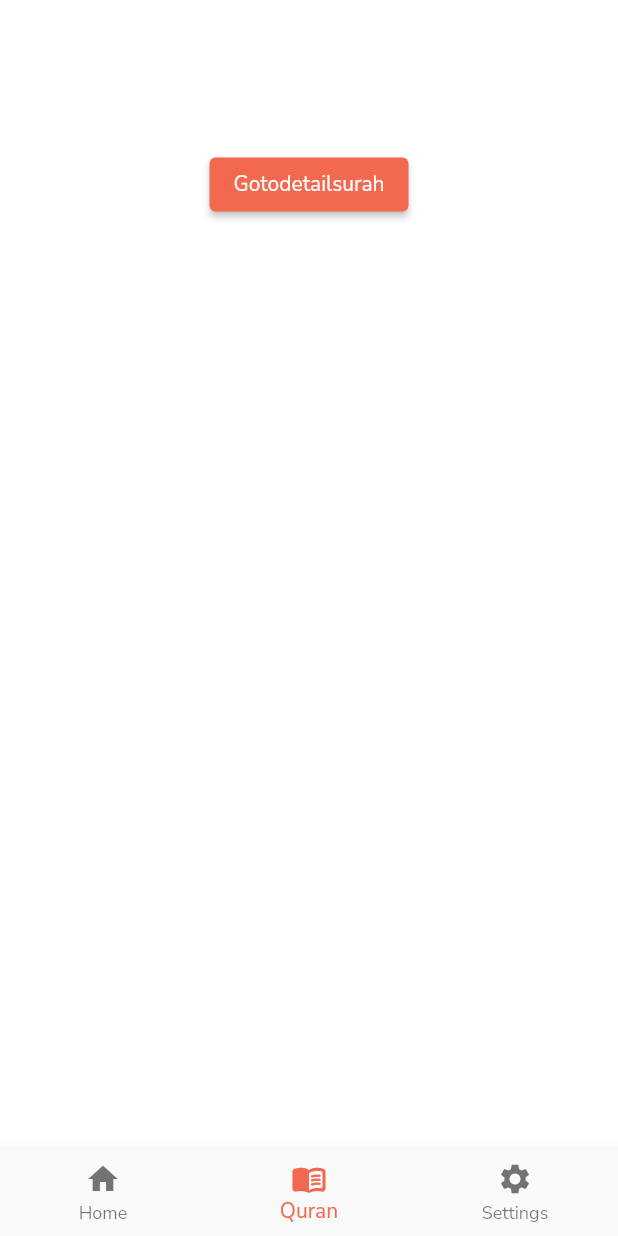
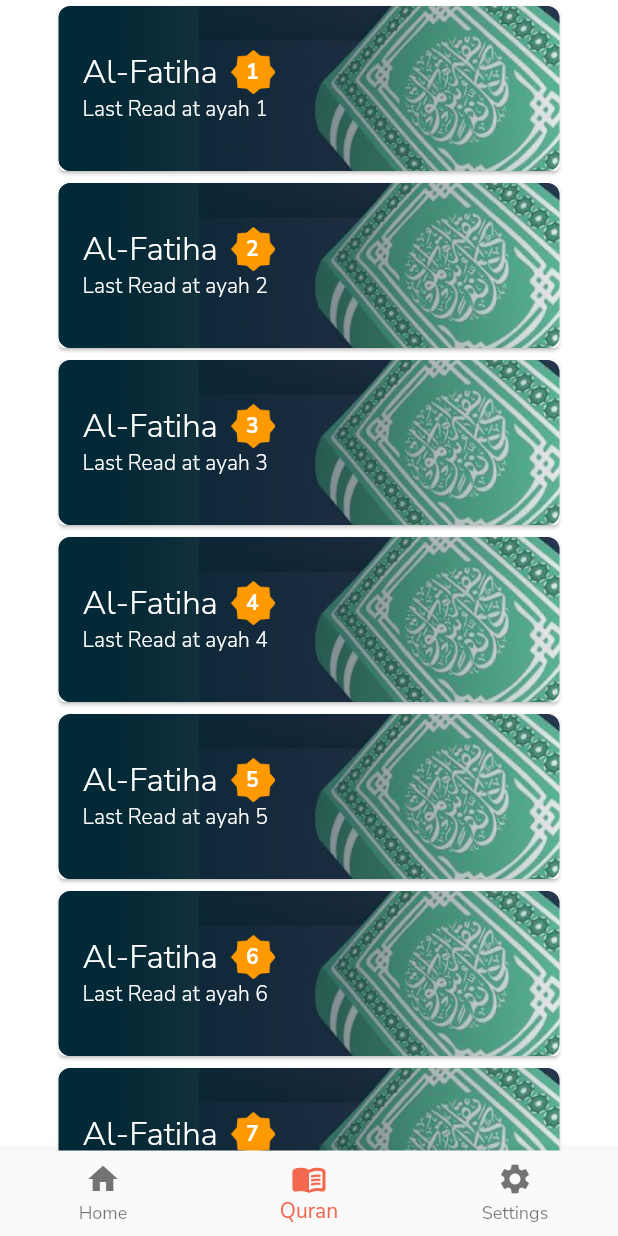
Before and after one commit to ismailrohaga/app-hafizh, a Flutter app: the QuranView screen opened by its route, on a phone screen of 412 x 824 dp. Run offline on Flutter 3.47's test engine with Material 2 defaults, Android fonts, the phone set to English and light mode, and no system bars; our stand-ins replace dartz, dio, equatable, firebase_core, flutter_dotenv, get_it and 4 more; accounts and stored records are empty.

Commit message:
groom: refactor for component leveling (atomic design)

```diff
--- a/lib/common/const/asset_constant.dart
+++ b/lib/common/const/asset_constant.dart
@@ -1,3 +1,6 @@
 class AssetConstant {
   static const String starIcon = 'assets/icons/star_icon.png';
+
+  static const String quranCardBgImage =
+      'assets/images/quran_card_bg_image.png';
 }
--- a/lib/common/ext/build_context_ext.dart
+++ b/lib/common/ext/build_context_ext.dart
@@ -6,4 +6,6 @@ extension BuildContextExt on BuildContext {
   TextTheme get textTheme => theme.textTheme;
 
   ColorScheme get colors => theme.colorScheme;
+
+  MediaQueryData get mediaQuery => MediaQuery.of(this);
 }
--- a/lib/common/ui/widget/atoms/star_badge_widget.dart
+++ b/lib/common/ui/widget/atoms/star_badge_widget.dart
@@ -2,10 +2,10 @@ import 'package:flutter/material.dart';
 import 'package:hafizh/common/const/asset_constant.dart';
 import 'package:hafizh/common/ext/build_context_ext.dart';
 
-class StarBadgeWidget extends StatelessWidget {
+class AtomStarBadgeWidget extends StatelessWidget {
   final int? count;
 
-  const StarBadgeWidget({super.key, this.count = 0});
+  const AtomStarBadgeWidget({super.key, this.count = 0});
 
   @override
   Widget build(BuildContext context) {
--- a/lib/common/ui/widget/molecules/appbar/surah_appbar_title.dart
+++ b/lib/common/ui/widget/molecules/appbar/surah_appbar_title_widget.dart
@@ -2,19 +2,17 @@ import 'package:flutter/material.dart';
 import 'package:hafizh/common/ext/build_context_ext.dart';
 import 'package:hafizh/common/ui/widget/atoms/star_badge_widget.dart';
 
-class SurahAppBarTitle extends StatelessWidget {
+class MoleculeSurahAppBarTitleWidget extends StatelessWidget {
   final String surah;
   final int? verse;
   final int? surahNumber;
 
-  const SurahAppBarTitle(
+  const MoleculeSurahAppBarTitleWidget(
       {super.key, required this.surah, this.verse, this.surahNumber = 0});
 
   @override
   Widget build(BuildContext context) {
     final verseText = verse != null ? "Ayah $verse" : "";
-
-    print("MoleculeSurahAppBarTitle build");
 
     return Column(
       children: [
@@ -26,7 +24,7 @@ class SurahAppBarTitle extends StatelessWidget {
             const SizedBox(
               width: 4,
             ),
-            StarBadgeWidget(
+            AtomStarBadgeWidget(
               count: surahNumber,
             ),
           ],
--- /dev/null
+++ b/lib/common/ui/widget/molecules/card/surah_card_widget.dart
@@ -0,0 +1,57 @@
+import 'package:flutter/material.dart';
+import 'package:hafizh/common/const/asset_constant.dart';
+import 'package:hafizh/common/ext/build_context_ext.dart';
+import 'package:hafizh/common/ui/widget/molecules/tile/surah_tile_title_widget.dart';
+
+class MoleculeSurahCardWidget extends StatelessWidget {
+  final String name;
+  final int number;
+  final String subtitle;
+  final void Function()? onTap;
+
+  const MoleculeSurahCardWidget(
+      {super.key,
+      required this.subtitle,
+      required this.name,
+      required this.number,
+      this.onTap});
+
+  @override
+  Widget build(BuildContext context) {
+    return InkWell(
+      onTap: onTap,
+      child: Card(
+        child: Container(
+          height: 110,
+          decoration: BoxDecoration(
+            gradient: const LinearGradient(
+              begin: Alignment.topLeft,
+              end: Alignment.topRight,
+              colors: [Color(0xFF012C3B), Color(0xFFD9D9D9)],
+            ),
+            borderRadius: BorderRadius.circular(8.0),
+            image: const DecorationImage(
+              image: AssetImage(AssetConstant.quranCardBgImage),
+              fit: BoxFit.cover,
+            ),
+          ),
+          child: Center(
+            child: ListTile(
+              title: MoleculeSurahTileTitleWidget(
+                name: name,
+                number: number,
+                style: context.theme.textTheme.titleLarge?.copyWith(
+                    color: Colors.white, fontWeight: FontWeight.w300),
+              ),
+              subtitle: Text(
+                subtitle,
+                style: context.theme.textTheme.titleSmall?.copyWith(
+                    color: Colors.white, fontWeight: FontWeight.w300),
+              ),
+            ),
+          ),
+        ),
+      ),
+    );
+  }
+}
--- /dev/null
+++ b/lib/common/ui/widget/molecules/tile/surah_tile_title_widget.dart
@@ -0,0 +1,33 @@
+
+import 'package:flutter/material.dart';
+import 'package:hafizh/common/ext/build_context_ext.dart';
+import 'package:hafizh/common/ui/widget/atoms/star_badge_widget.dart';
+
+class MoleculeSurahTileTitleWidget extends StatelessWidget {
+  final String name;
+  final int? number;
+  final TextStyle? style;
+
+  const MoleculeSurahTileTitleWidget(
+      {super.key, required this.name, this.style, this.number = 0});
+
+  @override
+  Widget build(BuildContext context) {
+    return Row(
+      mainAxisSize: MainAxisSize.min,
+      children: [
+        Text(
+          name,
+          style: style ??
+              context.theme.textTheme.titleLarge?.copyWith(color: Colors.white),
+        ),
+        const SizedBox(
+          width: 8,
+        ),
+        AtomStarBadgeWidget(
+          count: number,
+        )
+      ],
+    );
+  }
+}
--- a/lib/common/ui/widget/organisms/appbar/scaffold_with_app_bar.dart
+++ b/lib/common/ui/widget/organisms/appbar/scaffold_with_app_bar.dart
@@ -1,8 +1,8 @@
 import 'package:flutter/material.dart';
 import 'package:hafizh/common/ext/build_context_ext.dart';
-import 'package:hafizh/common/ui/widget/molecules/appbar/surah_appbar_title.dart';
+import 'package:hafizh/common/ui/widget/molecules/appbar/surah_appbar_title_widget.dart';
 
-class ScaffoldWithDetailSurahAppBar extends StatelessWidget {
+class OrganismScaffoldWithDetailSurahAppBar extends StatelessWidget {
   final Widget child;
   final String surah;
   final int? verse;
@@ -10,7 +10,7 @@ class ScaffoldWithDetailSurahAppBar extends StatelessWidget {
 
   final void Function()? onBackPressed;
 
-  const ScaffoldWithDetailSurahAppBar(
+  const OrganismScaffoldWithDetailSurahAppBar(
       {super.key,
       required this.child,
       required this.surah,
@@ -23,7 +23,7 @@ class ScaffoldWithDetailSurahAppBar extends StatelessWidget {
     return Scaffold(
       appBar: AppBar(
           toolbarHeight: 80,
-          title: SurahAppBarTitle(
+          title: MoleculeSurahAppBarTitleWidget(
             surah: surah,
             verse: verse,
             surahNumber: surahNumber,
--- a/lib/common/ui/widget/organisms/bottom_nav/scaffold_with_bottom_nav_bar.dart
+++ b/lib/common/ui/widget/organisms/bottom_nav/scaffold_with_bottom_nav_bar.dart
@@ -2,17 +2,18 @@ import 'package:flutter/material.dart';
 import 'package:go_router/go_router.dart';
 import 'package:hafizh/common/const/named_routes.dart';
 
-class ScaffoldWithBottomNavBar extends StatefulWidget {
-  const ScaffoldWithBottomNavBar({Key? key, required this.child})
+class OrganismScaffoldWithBottomNavBar extends StatefulWidget {
+  const OrganismScaffoldWithBottomNavBar({Key? key, required this.child})
       : super(key: key);
   final Widget child;
 
   @override
-  State<ScaffoldWithBottomNavBar> createState() =>
-      _ScaffoldWithBottomNavBarState();
+  State<OrganismScaffoldWithBottomNavBar> createState() =>
+      _OrganismScaffoldWithBottomNavBarState();
 }
 
-class _ScaffoldWithBottomNavBarState extends State<ScaffoldWithBottomNavBar> {
+class _OrganismScaffoldWithBottomNavBarState
+    extends State<OrganismScaffoldWithBottomNavBar> {
   int get _currentIndex => _locationToTabIndex(GoRouter.of(context).location);
 
   int _locationToTabIndex(String location) {
--- a/lib/core/router/app_router.dart
+++ b/lib/core/router/app_router.dart
@@ -17,30 +17,35 @@ final GoRouter appRouter = GoRouter(
   navigatorKey: _rootNavigatorKey,
   routes: [
     GoRoute(
+      name: NamedRoutes.splashView,
       path: NamedRoutes.splashView,
       builder: (context, state) => const SplashView(),
     ),
     GoRoute(
+      name: NamedRoutes.onBoardView,
       path: NamedRoutes.onBoardView,
       builder: (context, state) => const OnBoardView(),
     ),
     ShellRoute(
       navigatorKey: _shellNavigatorKey,
       builder: (context, state, child) {
-        return ScaffoldWithBottomNavBar(child: child);
+        return OrganismScaffoldWithBottomNavBar(child: child);
       },
       routes: [
         GoRoute(
+          name: NamedRoutes.homeView,
           path: NamedRoutes.homeView,
           pageBuilder: (context, state) =>
               const NoTransitionPage(child: HomeView()),
         ),
         GoRoute(
+          name: NamedRoutes.quranView,
           path: NamedRoutes.quranView,
           pageBuilder: (context, state) =>
               const NoTransitionPage(child: QuranView()),
         ),
         GoRoute(
+          name: NamedRoutes.settingsView,
           path: NamedRoutes.settingsView,
           pageBuilder: (context, state) =>
               const NoTransitionPage(child: SettingsView()),
@@ -48,6 +53,7 @@ final GoRouter appRouter = GoRouter(
       ],
     ),
     GoRoute(
+      name: NamedRoutes.detailSurahView,
       path: NamedRoutes.detailSurahView,
       builder: (context, state) => const DetailSurahView(),
     ),
--- a/lib/presentation/detail_surah/detail_surah_view.dart
+++ b/lib/presentation/detail_surah/detail_surah_view.dart
@@ -8,11 +8,13 @@ class DetailSurahView extends StatelessWidget {
 
   @override
   Widget build(BuildContext context) {
-    return ScaffoldWithDetailSurahAppBar(
+    return OrganismScaffoldWithDetailSurahAppBar(
         surah: "Surah Al-Baqarah",
         verse: 1,
         surahNumber: 2,
-        onBackPressed: () => context.go(NamedRoutes.homeView),
+        onBackPressed: () => context.canPop()
+            ? context.pop()
+            : context.goNamed(NamedRoutes.homeView),
         child: const Center(child: Text("DetailSurah View")));
   }
 }
--- a/lib/presentation/quran/quran_view.dart
+++ b/lib/presentation/quran/quran_view.dart
@@ -1,6 +1,7 @@
 import 'package:flutter/material.dart';
 import 'package:go_router/go_router.dart';
 import 'package:hafizh/common/const/named_routes.dart';
+import 'package:hafizh/common/ui/widget/molecules/card/surah_card_widget.dart';
 
 class QuranView extends StatelessWidget {
   const QuranView({super.key});
@@ -9,19 +10,15 @@ class QuranView extends StatelessWidget {
   Widget build(BuildContext context) {
     return Scaffold(
       body: Padding(
-        padding: const EdgeInsets.symmetric(horizontal: 35.0, vertical: 80.0),
-        child: Center(
-          child: Column(
-            children: [
-              const Text('Quran View'),
-              ElevatedButton(
-                onPressed: () {
-                  context.go(NamedRoutes.detailSurahView);
-                },
-                child: const Text('Gotodetailsurah',
-                    style: TextStyle(color: Colors.white)),
-              ),
-            ],
+        padding: const EdgeInsets.symmetric(horizontal: 35.0),
+        child: ListView.builder(
+          scrollDirection: Axis.vertical,
+          itemCount: 114,
+          itemBuilder: (context, index) => MoleculeSurahCardWidget(
+            subtitle: "Last Read at ayah ${index + 1}",
+            name: "Al-Fatiha",
+            number: index + 1,
+            onTap: () => context.pushNamed(NamedRoutes.detailSurahView),
           ),
         ),
       ),
```
Also changed, not shown: assets/images/quran_card_bg_image.png (added).
